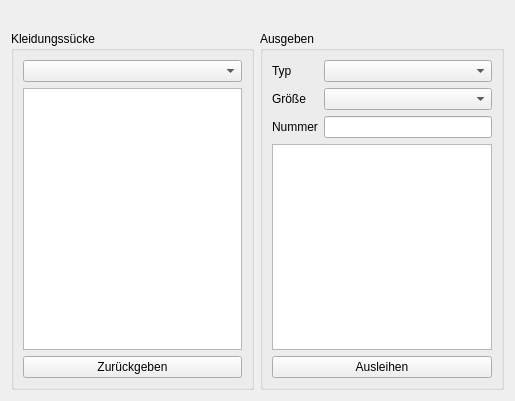
Above: Oberflaeche/MainTabs/widgeteinkleidentab.ui from soekkle/Kleiderkammer before the change. Below: the same form after it.
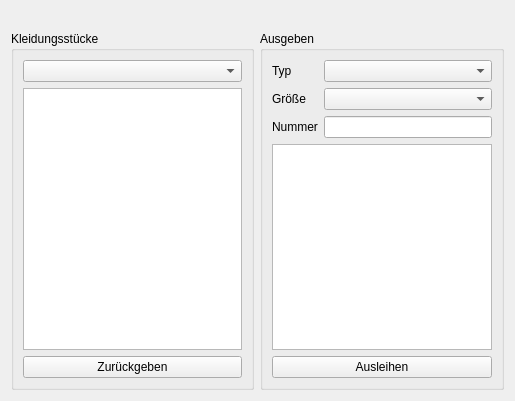
That is the form after the change.

What changed in the file:
```diff
--- a/Oberflaeche/MainTabs/widgeteinkleidentab.ui
+++ b/Oberflaeche/MainTabs/widgeteinkleidentab.ui
@@ -32,7 +32,7 @@
      <item>
       <widget class="QGroupBox" name="groupBox_5">
        <property name="title">
-        <string>Kleidungssücke</string>
+        <string>Kleidungsstücke</string>
        </property>
        <layout class="QVBoxLayout" name="verticalLayout_6">
         <item>
```
Left out of the diff: 6 changed lines with no effect on the pictures.
